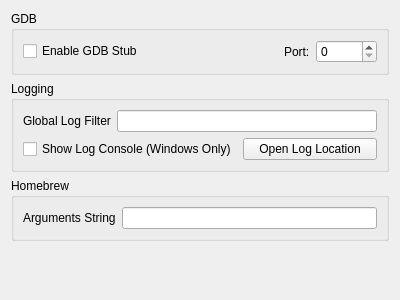
Before: the Qt Designer form src/yuzu/configuration/configure_debug.ui in rorrim-rorrim/eden-alt, drawn with Qt 5.
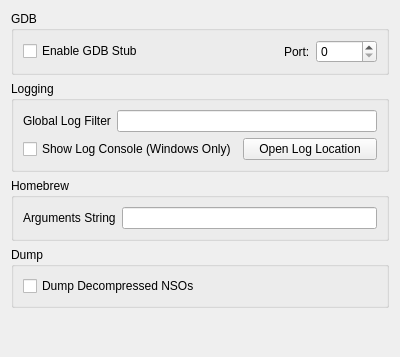
After: the same form once the commit is applied.

Commit message: settings: Add setting to control NSO dumping Also adds UI option in Debug > Dump section, with the idea later things to be dumped (i.e. other game data or textures, etc) will use the same group box.

```diff
--- a/src/yuzu/configuration/configure_debug.ui
+++ b/src/yuzu/configuration/configure_debug.ui
@@ -7,7 +7,7 @@
     <x>0</x>
     <y>0</y>
     <width>400</width>
-    <height>300</height>
+    <height>357</height>
    </rect>
   </property>
   <property name="windowTitle">
@@ -129,6 +129,25 @@
      </layout>
     </widget>
    </item>
+   <item>
+    <widget class="QGroupBox" name="groupBox_4">
+     <property name="title">
+      <string>Dump</string>
+     </property>
+     <layout class="QVBoxLayout" name="verticalLayout_4">
+      <item>
+       <widget class="QCheckBox" name="dump_decompressed_nso">
+        <property name="whatsThis">
+         <string>When checked, any NSO yuzu tries to load or patch will be copied decompressed to the yuzu/dump directory.</string>
+        </property>
+        <property name="text">
+         <string>Dump Decompressed NSOs</string>
+        </property>
+       </widget>
+      </item>
+     </layout>
+    </widget>
+   </item>
    <item>
     <spacer name="verticalSpacer">
      <property name="orientation">
```
The commit also changes 5 other files.
